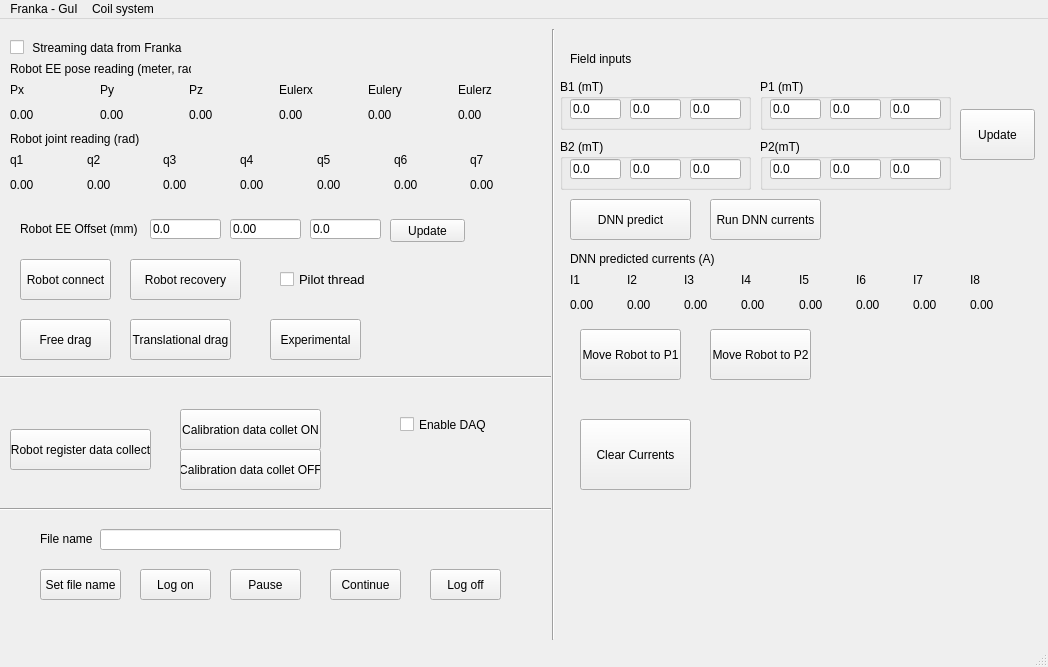
First picture: the form in mainwindow.ui, repository erikfredin/FrankaEmikaGUI, before the edit.
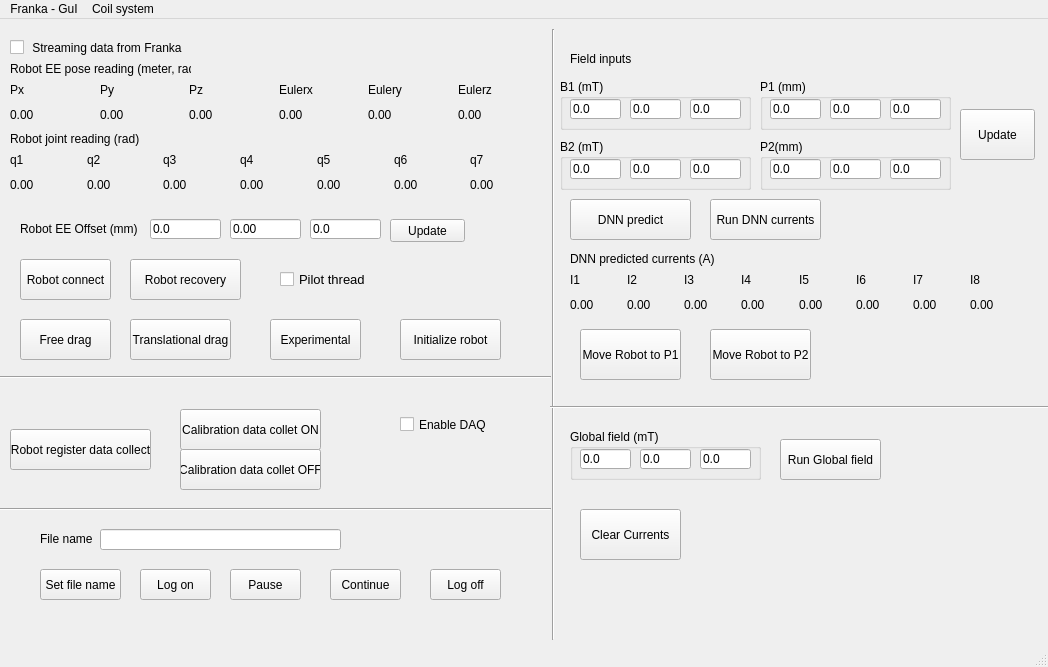
Second picture: the form after the edit.

Diff of the .ui file:
```diff
--- a/mainwindow.ui
+++ b/mainwindow.ui
@@ -581,9 +581,9 @@
     <property name="geometry">
      <rect>
       <x>580</x>
-      <y>400</y>
-      <width>111</width>
-      <height>71</height>
+      <y>490</y>
+      <width>101</width>
+      <height>51</height>
      </rect>
     </property>
     <property name="text">
@@ -970,7 +970,7 @@
      </rect>
     </property>
     <property name="title">
-     <string>P1 (mT)</string>
+     <string>P1 (mm)</string>
     </property>
     <widget class="QLineEdit" name="lineEdit_dnnInput_p1x">
      <property name="geometry">
@@ -1022,7 +1022,7 @@
      </rect>
     </property>
     <property name="title">
-     <string>P2(mT)</string>
+     <string>P2(mm)</string>
     </property>
     <widget class="QLineEdit" name="lineEdit_dnnInput_p2x">
      <property name="geometry">
@@ -1064,6 +1064,97 @@
      </property>
     </widget>
    </widget>
+   <widget class="QPushButton" name="pushButton_initializerobot">
+    <property name="geometry">
+     <rect>
+      <x>400</x>
+      <y>300</y>
+      <width>101</width>
+      <height>41</height>
+     </rect>
+    </property>
+    <property name="text">
+     <string>Initialize robot</string>
+    </property>
+   </widget>
+   <widget class="Line" name="line_4">
+    <property name="geometry">
+     <rect>
+      <x>550</x>
+      <y>380</y>
+      <width>501</width>
+      <height>16</height>
+     </rect>
+    </property>
+    <property name="orientation">
+     <enum>Qt::Horizontal</enum>
+    </property>
+   </widget>
+   <widget class="QGroupBox" name="Group_dnninput_b1_2">
+    <property name="geometry">
+     <rect>
+      <x>570</x>
+      <y>410</y>
+      <width>191</width>
+      <height>51</height>
+     </rect>
+    </property>
+    <property name="title">
+     <string>Global field (mT)</string>
+    </property>
+    <widget class="QLineEdit" name="lineEdit_Global_Bx">
+     <property name="geometry">
+      <rect>
+       <x>10</x>
+       <y>20</y>
+       <width>51</width>
+       <height>20</height>
+      </rect>
+     </property>
+     <property name="text">
+      <string>0.0</string>
+     </property>
+    </widget>
+    <widget class="QLineEdit" name="lineEdit_Global_By">
+     <property name="geometry">
+      <rect>
+       <x>70</x>
+       <y>20</y>
+       <width>51</width>
+       <height>20</height>
+      </rect>
+     </property>
+     <property name="text">
+      <string>0.0</string>
+     </property>
+    </widget>
+    <widget class="QLineEdit" name="lineEdit_Global_Bz">
+     <property name="geometry">
+      <rect>
+       <x>130</x>
+       <y>20</y>
+       <width>51</width>
+       <height>20</height>
+      </rect>
+     </property>
+     <property name="text">
+      <string>0.0</string>
+     </property>
+    </widget>
+   </widget>
+   <widget class="QPushButton" name="pushButton_runGlobalField">
+    <property name="geometry">
+     <rect>
+      <x>780</x>
+      <y>420</y>
+      <width>101</width>
+      <height>41</height>
+     </rect>
+    </property>
+    <property name="text">
+     <string>Run Global field</string>
+    </property>
+   </widget>
   </widget>
   <widget class="QMenuBar" name="menubar">
    <property name="geometry">
```
